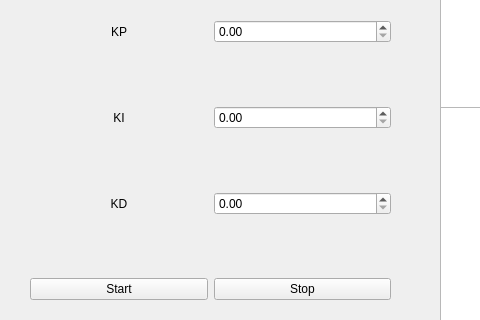
Before: the Qt Designer form Projekt_PK/QTProjekt/mainwindow.ui in MichalWitczakmw/UAR, drawn with Qt 5; both pictures show x 0 to 480 and y 143 to 463 of the 1318 by 778 pixel window.
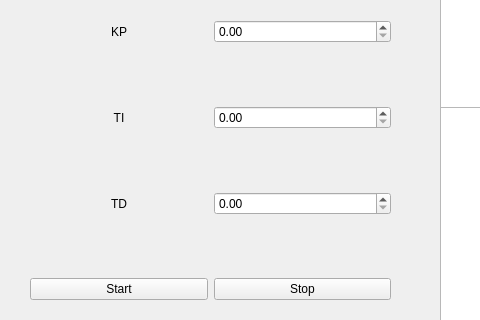
After: the same form once the commit is applied. Custom widgets are drawn as their Qt base class.

Patch:
```diff
--- a/Projekt_PK/QTProjekt/mainwindow.ui
+++ b/Projekt_PK/QTProjekt/mainwindow.ui
@@ -71,7 +71,7 @@
        <item>
         <widget class="QLabel" name="NazwaKI">
          <property name="text">
-          <string>KI</string>
+          <string>TI</string>
          </property>
          <property name="alignment">
           <set>Qt::AlignmentFlag::AlignCenter</set>
@@ -92,7 +92,7 @@
        <item>
         <widget class="QLabel" name="NazwaKD">
          <property name="text">
-          <string>KD</string>
+          <string>TD</string>
          </property>
          <property name="alignment">
           <set>Qt::AlignmentFlag::AlignCenter</set>
```
Left out of the diff: 8 changed lines with no effect on the pictures.
